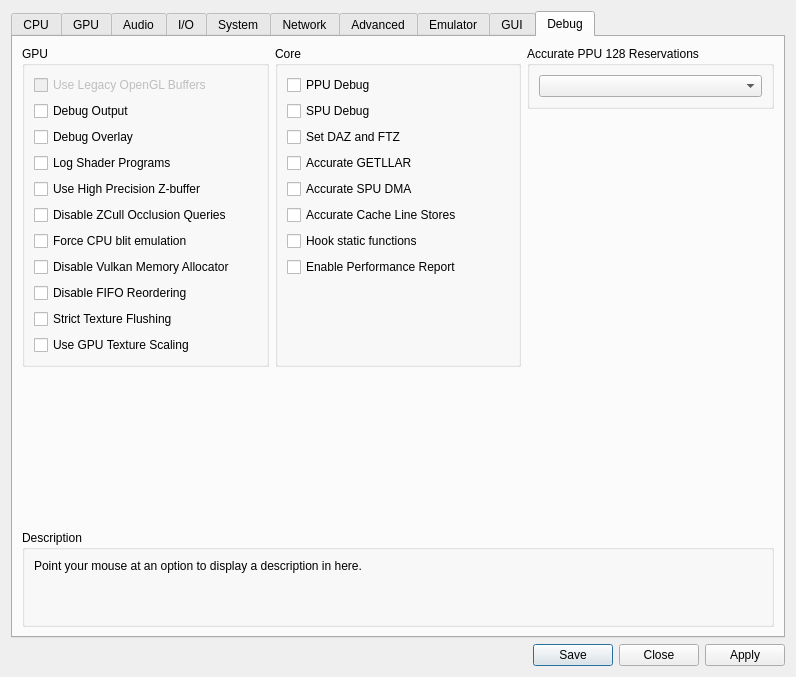
First picture: the form in rpcs3/rpcs3qt/settings_dialog.ui, repository valgusk/rpcs3-old-rpcn, before the edit.
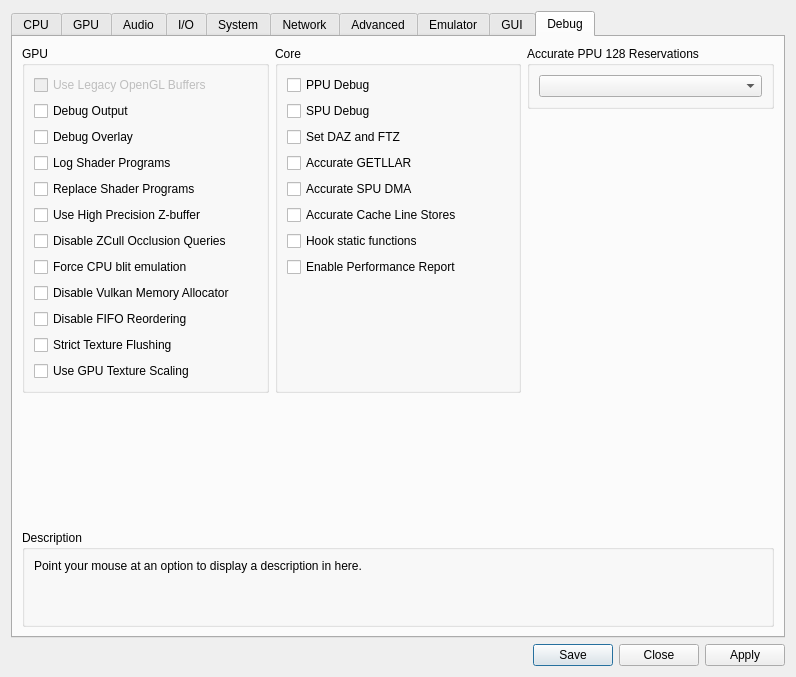
Second picture: the form after the edit. The open tabs and pages were chosen to show the change. Icons and pictures are not drawn.

Commit message: replace shader programs

The edit to the form file:
```diff
--- a/rpcs3/rpcs3qt/settings_dialog.ui
+++ b/rpcs3/rpcs3qt/settings_dialog.ui
@@ -3501,6 +3501,13 @@
               </property>
              </widget>
             </item>
+            <item>
+             <widget class="QCheckBox" name="replaceProg">
+              <property name="text">
+               <string>Replace Shader Programs</string>
+              </property>
+             </widget>
+            </item>
             <item alignment="Qt::AlignTop">
              <widget class="QCheckBox" name="forceHighpZ">
               <property name="text">
```
The commit also changes 6 other files.
